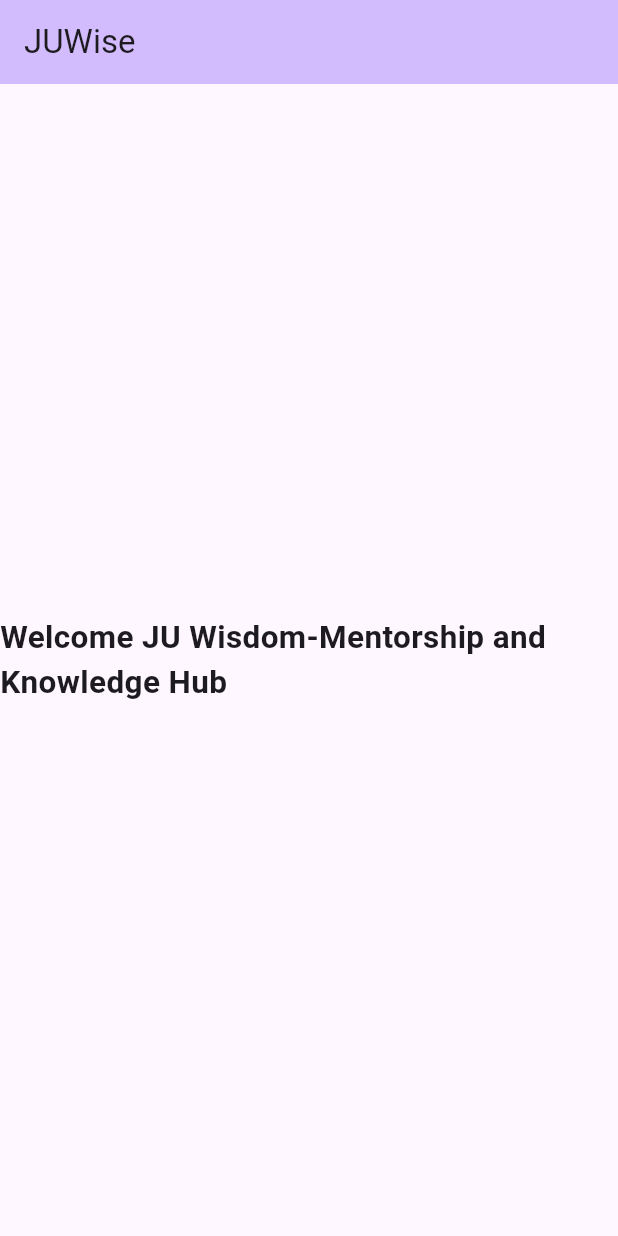
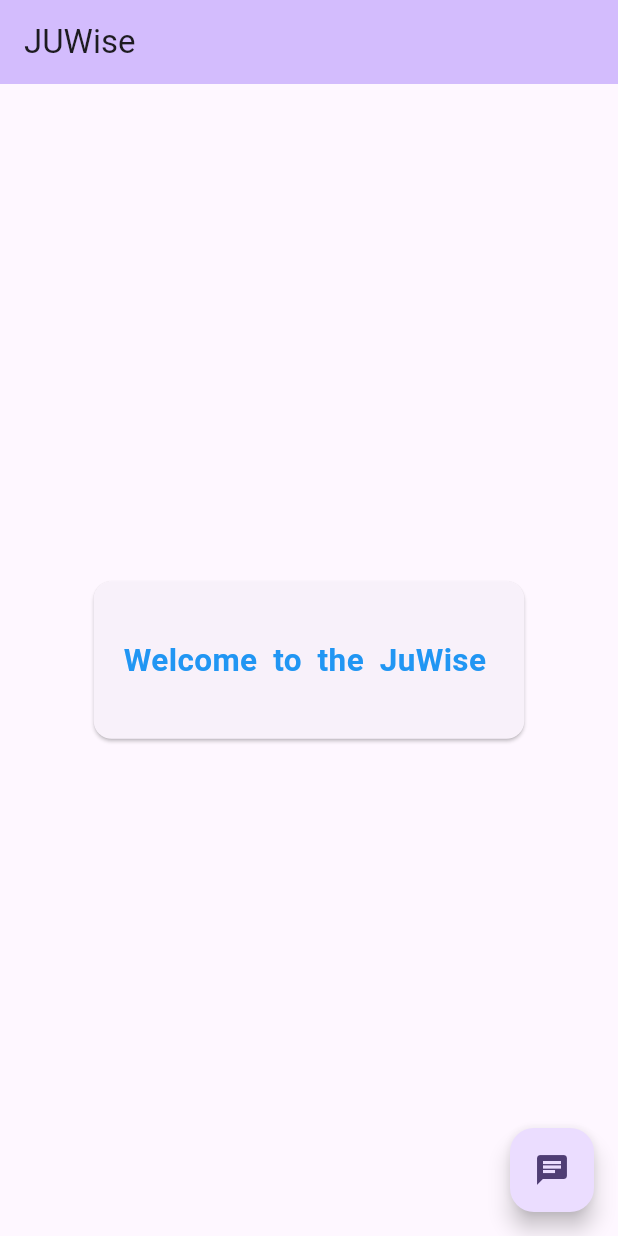
Before and after one commit to AbdullahRFA/CampusGuardian-JU-Wisdom-Mentorship-Knowledge-Hub, a Flutter app: the screen it shows after launch, on a phone screen of 412 x 824 dp. Run offline on Flutter 3.47's test engine with Material 3 defaults, Android fonts, the phone set to English and light mode, and no system bars.

Commit message:
added a welcome card and a floting action button for chat with ai

```diff
--- a/juwisw/lib/main.dart
+++ b/juwisw/lib/main.dart
@@ -41,16 +41,39 @@ class _MyHomePageState extends State<MyHomePage> {
         backgroundColor: Theme.of(context).colorScheme.inversePrimary,
         title: Text(widget.title),
       ),
-      body:Container(
-        alignment: Alignment.center,
-        child: Text("Welcome JU Wisdom-Mentorship and Knowledge Hub ",
-        style: TextStyle(
-          fontSize: 21,
-          fontWeight: FontWeight.bold
+      // body:Container(
+      //   alignment: Alignment.center,
+      //   child: Text("Welcome JU Wisdom-Mentorship and Knowledge Hub ",
+      //   style: TextStyle(
+      //     fontSize: 21,
+      //     fontWeight: FontWeight.bold
+      //   ),
+      //   ),
+      //
+      // ),
+      body: Center(
+        child: Container(
+          child: Card(
+
+            child: Padding(
+              padding: const EdgeInsets.only(left: 20, right: 20),
+              child: Text("Welcome to the JuWise ",
+              style: TextStyle(
+                height: 5,
+                wordSpacing: 5,
+                fontSize: 21,
+                fontWeight: FontWeight.w600,
+                color: Colors.blue
+              ),
+              ),
+            ),
+          ),
         ),
-        ),
-
-      )
+      ),
+      floatingActionButton: FloatingActionButton(
+          onPressed: (){},
+        child: Icon(Icons.chat),
+      ),
     );
   }
 }
```
